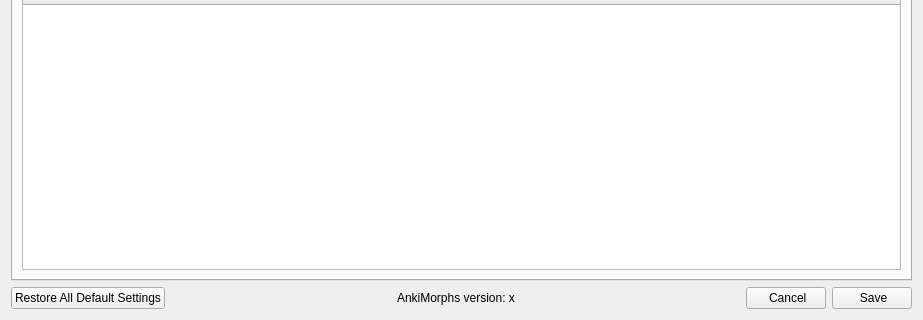
Before: the Qt Designer form ankimorphs/ui/settings_dialog.ui in mortii/anki-morphs, drawn with Qt 5; both pictures show x 0 to 923 and y 146 to 466 of the 923 by 466 pixel window.
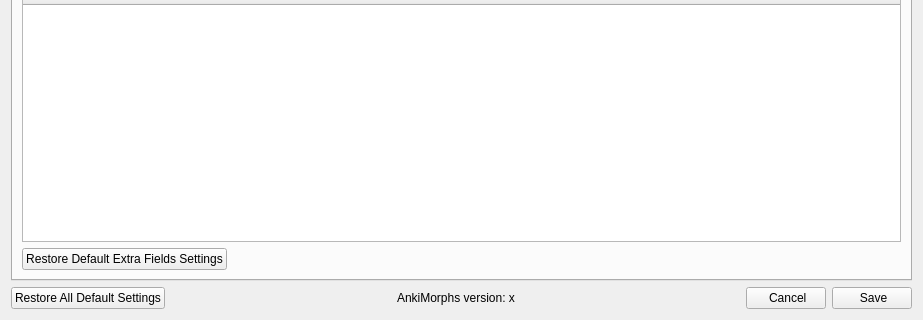
After: the same form once the commit is applied.

Commit message: refactored "note_filter_tab" and "extra_field_tab"

```diff
--- a/ankimorphs/ui/settings_dialog.ui
+++ b/ankimorphs/ui/settings_dialog.ui
@@ -414,6 +414,30 @@
            </column>
           </widget>
          </item>
+         <item>
+          <layout class="QHBoxLayout" name="horizontalLayout_9">
+           <item>
+            <widget class="QPushButton" name="restoreExtraFieldsPushButton">
+             <property name="text">
+              <string>Restore Default Extra Fields Settings</string>
+             </property>
+            </widget>
+           </item>
+           <item>
+            <spacer name="horizontalSpacer_22">
+             <property name="orientation">
+              <enum>Qt::Horizontal</enum>
+             </property>
+             <property name="sizeHint" stdset="0">
+              <size>
+               <width>40</width>
+               <height>20</height>
+              </size>
+             </property>
+            </spacer>
+           </item>
+          </layout>
+         </item>
         </layout>
        </widget>
        <widget class="QWidget" name="tags_tab">
```
Left out of the diff: 2 changed lines with no effect on the pictures. The commit also changes 11 other files.
